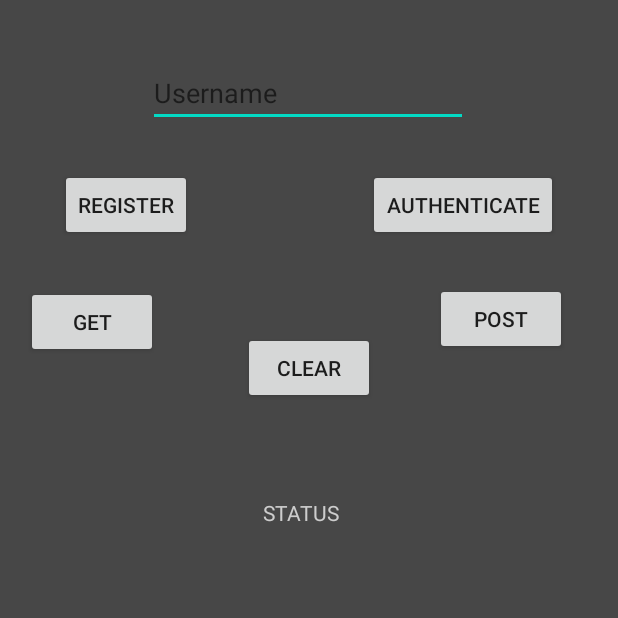
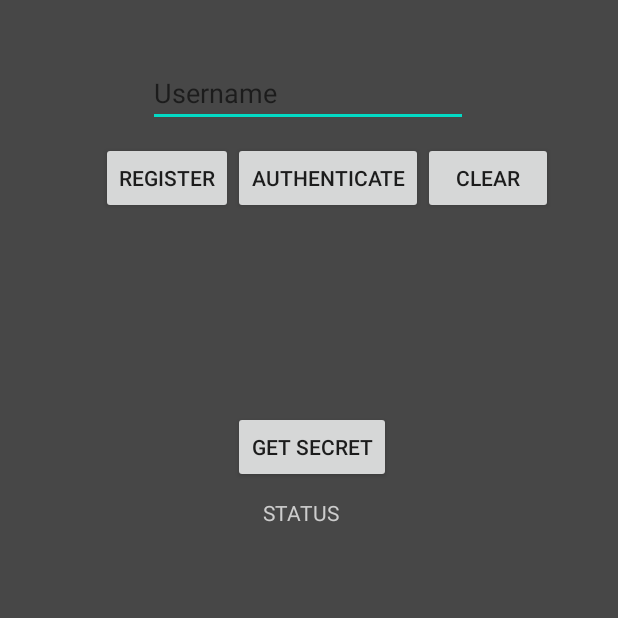
Before and after one commit to pwPPT/FeigeFiatShamir-ID, an Android app: the screen it shows after launch (MainActivity), on a phone screen of 412 x 824 dp, the top half of it. Run offline under Robolectric (Android 15) with nearby library versions, the phone set to English and light mode, and no system bars; pictures from the network do not load.

Commit message:
Add secret endpoint

```diff
--- a/app/src/main/java/com/sili/alpha/MainActivity.java
+++ b/app/src/main/java/com/sili/alpha/MainActivity.java
@@ -49,7 +49,6 @@ public class MainActivity extends AppCompatActivity {
     Button authButton;
     EditText usernameEditText;
     Button testAuthButton;
-    Button getButton;
     Button postButton;
 
     @Override
@@ -66,14 +65,12 @@ public class MainActivity extends AppCompatActivity {
         this.authButton = findViewById(R.id.authButton);
         this.usernameEditText = findViewById(R.id.userNameEditText);
         this.testAuthButton = findViewById(R.id.testButton);
-        this.getButton = findViewById(R.id.getButton);
         this.postButton = findViewById(R.id.postButton);
 
         List<Button> buttons = new ArrayList<>();
         buttons.add(registerButton);
         buttons.add(authButton);
         buttons.add(testAuthButton);
-        buttons.add(getButton);
         buttons.add(postButton);
 
         this.statusTextView.setText("");
@@ -84,17 +81,7 @@ public class MainActivity extends AppCompatActivity {
 
         this.testAuthButton.setOnClickListener(v -> statusTextView.setText(""));
 
-        this.getButton.setOnClickListener(v -> new GetNotesTask(URL, session, this.getApplicationContext(), statusTextView, httpclient, buttons));
-
-        this.postButton.setOnClickListener(v -> new CreateNoteTask(URL, session, this.getApplicationContext(), usernameEditText, statusTextView, httpclient, buttons));
+        this.postButton.setOnClickListener(v -> new GetSecretTask(URL, session, this.getApplicationContext(), statusTextView, httpclient, buttons));
 
     }
-
-    protected void setButtonsEnabled(boolean isEnabled) {
-        registerButton.setEnabled(isEnabled);
-        authButton.setEnabled(isEnabled);
-        testAuthButton.setEnabled(isEnabled);
-        getButton.setEnabled(isEnabled);
-    }
-
 }
--- a/app/src/main/res/layout/activity_main.xml
+++ b/app/src/main/res/layout/activity_main.xml
@@ -34,19 +34,6 @@
         app:layout_constraintTop_toTopOf="parent"
         app:layout_constraintVertical_bias="0.939" />
 
-    <Button
-        android:id="@+id/registerButton"
-        android:layout_width="wrap_content"
-        android:layout_height="wrap_content"
-        android:layout_marginStart="24dp"
-        android:text="Register"
-        app:layout_constraintBottom_toTopOf="@+id/statuesTextView"
-        app:layout_constraintEnd_toEndOf="parent"
-        app:layout_constraintHorizontal_bias="0.053"
-        app:layout_constraintStart_toStartOf="parent"
-        app:layout_constraintTop_toBottomOf="@+id/userNameEditText"
-        app:layout_constraintVertical_bias="0.116" />
-
     <EditText
         android:id="@+id/userNameEditText"
         android:layout_width="wrap_content"
@@ -62,48 +49,47 @@
         app:layout_constraintVertical_bias="0.12" />
 
     <Button
-        android:id="@+id/authButton"
-        android:layout_width="wrap_content"
-        android:layout_height="wrap_content"
-        android:text="Authenticate"
-        app:layout_constraintBottom_toTopOf="@+id/statuesTextView"
-        app:layout_constraintEnd_toEndOf="parent"
-        app:layout_constraintHorizontal_bias="0.746"
-        app:layout_constraintStart_toEndOf="@+id/registerButton"
-        app:layout_constraintTop_toBottomOf="@+id/userNameEditText"
-        app:layout_constraintVertical_bias="0.116" />
-
-    <Button
-        android:id="@+id/testButton"
-        android:layout_width="wrap_content"
-        android:layout_height="wrap_content"
-        android:layout_marginStart="138dp"
-        android:layout_marginTop="29dp"
-        android:layout_marginEnd="138dp"
-        android:layout_marginBottom="32dp"
-        android:text="Clear"
-        app:layout_constraintBottom_toTopOf="@+id/textView2"
-        app:layout_constraintEnd_toEndOf="parent"
-        app:layout_constraintStart_toStartOf="parent"
-        app:layout_constraintTop_toBottomOf="@+id/authButton" />
-
-    <Button
-        android:id="@+id/getButton"
-        android:layout_width="wrap_content"
-        android:layout_height="wrap_content"
-        android:layout_marginStart="17dp"
-        android:layout_marginTop="30dp"
-        android:text="GET"
-        app:layout_constraintStart_toStartOf="parent"
-        app:layout_constraintTop_toBottomOf="@+id/registerButton" />
-
-    <Button
         android:id="@+id/postButton"
         android:layout_width="wrap_content"
         android:layout_height="wrap_content"
-        android:layout_marginTop="28dp"
-        android:layout_marginEnd="34dp"
-        android:text="POST"
+        android:layout_marginStart="156dp"
+        android:layout_marginEnd="152dp"
+        android:layout_marginBottom="10dp"
+        android:text="Get Secret"
+        app:layout_constraintBottom_toTopOf="@+id/textView2"
         app:layout_constraintEnd_toEndOf="parent"
-        app:layout_constraintTop_toBottomOf="@+id/authButton" />
+        app:layout_constraintStart_toStartOf="parent" />
+
+    <LinearLayout
+        android:id="@+id/linearLayout"
+        android:layout_width="0dp"
+        android:layout_height="50dp"
+        android:layout_marginStart="43dp"
+        android:layout_marginTop="10dp"
+        android:layout_marginEnd="43dp"
+        android:orientation="horizontal"
+        app:layout_constraintEnd_toEndOf="parent"
+        app:layout_constraintHorizontal_bias="0.0"
+        app:layout_constraintStart_toStartOf="parent"
+        app:layout_constraintTop_toBottomOf="@+id/userNameEditText">
+
+        <Button
+            android:id="@+id/registerButton"
+            android:layout_width="wrap_content"
+            android:layout_height="wrap_content"
+            android:layout_marginStart="24dp"
+            android:text="Register" />
+
+        <Button
+            android:id="@+id/authButton"
+            android:layout_width="wrap_content"
+            android:layout_height="wrap_content"
+            android:text="Authenticate" />
+
+        <Button
+            android:id="@+id/testButton"
+            android:layout_width="wrap_content"
+            android:layout_height="wrap_content"
+            android:text="Clear" />
+    </LinearLayout>
 </androidx.constraintlayout.widget.ConstraintLayout>
```
Also changed, not shown: app/src/main/java/com/sili/alpha/AuthenticationTask.java (+10 -10 lines), app/src/main/java/com/sili/alpha/GetNotesTask.java (deleted, +0 -104 lines), app/src/main/java/com/sili/alpha/GetSecretTask.java (renamed from app/src/main/java/com/sili/alpha/CreateNoteTask.java, +23 -14 lines).
